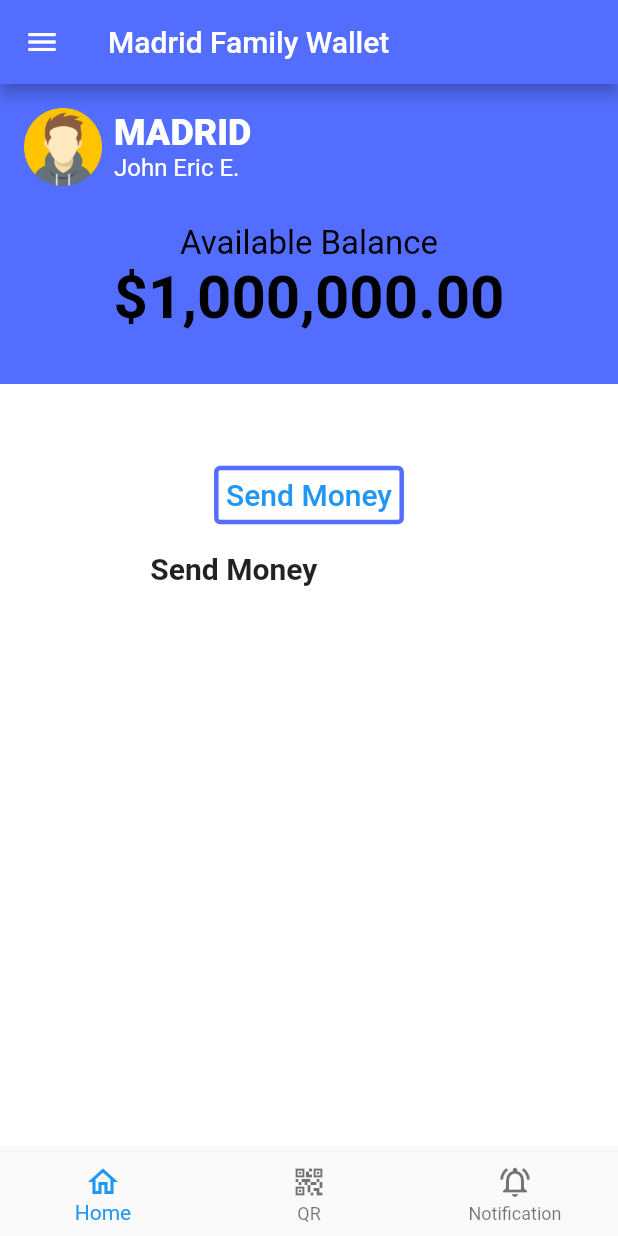
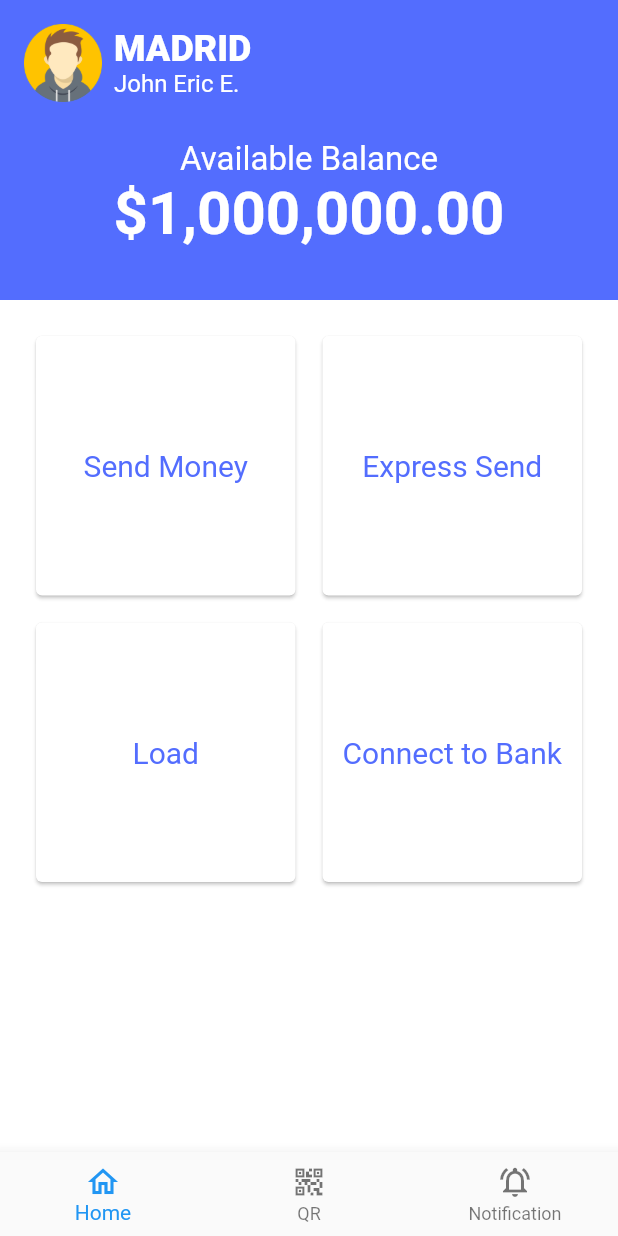
Before and after one commit to intern4Madrid/login_screen, a Flutter app: the DashboardScreen screen opened directly, on a phone screen of 412 x 824 dp. Run offline on Flutter 3.47's test engine with Material 2 defaults, Android fonts, the phone set to English and light mode, and no system bars.

Commit message:
added card

```diff
--- a/lib/dashboard.dart
+++ b/lib/dashboard.dart
@@ -43,10 +43,10 @@ class _DashboardScreenState extends State<DashboardScreen> {
   Widget build(BuildContext context) {
     return Scaffold(
       backgroundColor: Colors.white,
-      appBar: AppBar(
-        backgroundColor: Colors.indigoAccent,
-        title: const Text('Madrid Family Wallet'),
-      ),
+      // appBar: AppBar(
+      //   backgroundColor: Colors.indigoAccent,
+      //   title: const Text('Madrid Family Wallet'),
+      // ),
       drawer: Drawer(
         child: ListView(
           padding: EdgeInsets.zero,
@@ -93,25 +93,25 @@ class _DashboardScreenState extends State<DashboardScreen> {
           ],
         ),
       ),
-      body: PageView(
-        controller: controller,
-        children: [
-          Column(
+      body: SafeArea(
+        child: Column(
           children: [
             Container(
               height: 200,
               decoration: const BoxDecoration(color: Colors.indigoAccent),
               padding: const EdgeInsets.all(16),
-                child: SafeArea(
               child: Column(
                 children: [
                   Row(
                     mainAxisAlignment: MainAxisAlignment.start,
                     children: [
-                          CircleAvatar(
+                      InkWell(
+                        onTap: () {},
+                        child: CircleAvatar(
                           radius: 26,
                           child: Image.asset(
                               'images/Avatar-Profile-PNG-Photos.png'),
+                        ),
                       ),
                       const SizedBox(
                         width: 8,
@@ -147,7 +147,7 @@ class _DashboardScreenState extends State<DashboardScreen> {
                     'Available Balance',
                     style: TextStyle(
                       fontStyle: FontStyle.normal,
-                          color: Colors.black,
+                      color: Colors.white,
                       fontSize: 22,
                       fontWeight: FontWeight.w400,
                     ),
@@ -156,7 +156,7 @@ class _DashboardScreenState extends State<DashboardScreen> {
                     '\$1,000,000.00',
                     style: TextStyle(
                       fontStyle: FontStyle.normal,
-                          color: Colors.black,
+                      color: Colors.white,
                       fontWeight: FontWeight.bold,
                       fontSize: 40,
                     ),
@@ -164,51 +164,107 @@ class _DashboardScreenState extends State<DashboardScreen> {
                 ],
               ),
             ),
-              ),
-              SizedBox(height: 50),
-              Column(
+            SingleChildScrollView(
+              child: Container(
+                height: 430,
+                child: GridView.count(
+                  primary: false,
+                  padding: const EdgeInsets.all(20),
+                  crossAxisSpacing: 10,
+                  mainAxisSpacing: 10,
+                  shrinkWrap: true,
+                  crossAxisCount: 2,
                   children: <Widget>[
-                  Row(
-                    mainAxisAlignment: MainAxisAlignment.spaceEvenly,
-                    children: [
-                      TextButton(
-                        onPressed: () {},
-                        style: TextButton.styleFrom(
-                          side: BorderSide(
-                            width: 3.0,
+                    Card(
+                      child: InkWell(
+                        splashColor: Colors.indigoAccent,
+                        onTap: () {},
+                        child: const SizedBox(
+                          width: 300,
+                          height: 100,
+                          child: Center(
+                            child: Text(
+                              'Send Money',
+                              textAlign: TextAlign.center,
+                              style: TextStyle(
                                 color: Colors.indigoAccent,
+                                fontSize: 20,
+                                fontStyle: FontStyle.normal,
                               ),
                             ),
+                          ),
+                        ),
+                      ),
+                    ),
+                    Card(
+                      child: InkWell(
+                        splashColor: Colors.indigoAccent,
+                        onTap: () {},
+                        child: const SizedBox(
+                          width: 300,
+                          height: 100,
+                          child: Center(
                             child: Text(
-                          'Send Money',
+                              'Express Send',
+                              textAlign: TextAlign.center,
                               style: TextStyle(
+                                color: Colors.indigoAccent,
                                 fontSize: 20,
+                                fontStyle: FontStyle.normal,
+                              ),
+                            ),
+                          ),
+                        ),
+                      ),
+                    ),
+                    Card(
+                      child: InkWell(
+                        splashColor: Colors.indigoAccent,
+                        onTap: () {},
+                        child: const SizedBox(
+                          width: 300,
+                          height: 100,
+                          child: Center(
+                            child: Text(
+                              'Load',
+                              textAlign: TextAlign.center,
+                              style: TextStyle(
+                                color: Colors.indigoAccent,
+                                fontSize: 20,
+                                fontStyle: FontStyle.normal,
+                              ),
+                            ),
+                          ),
+                        ),
+                      ),
+                    ),
+                    Card(
+                      child: InkWell(
+                        splashColor: Colors.indigoAccent,
+                        onTap: () {},
+                        child: const SizedBox(
+                          width: 300,
+                          height: 100,
+                          child: Center(
+                            child: Text(
+                              'Connect to Bank',
+                              textAlign: TextAlign.center,
+                              style: TextStyle(
+                                color: Colors.indigoAccent,
+                                fontSize: 20,
+                                fontStyle: FontStyle.normal,
+                              ),
+                            ),
+                          ),
                         ),
                       ),
                     ),
                   ],
                 ),
-                  Row(
-                    mainAxisAlignment: MainAxisAlignment.spaceEvenly,
-                    children: [
-                      Text(
-                        'Send Money',
-                        style: TextStyle(
-                          fontStyle: FontStyle.normal,
-                          fontWeight: FontWeight.bold,
-                          fontSize: 20,
               ),
-                      ),
-                      SizedBox(
-                        height: 50,
             ),
           ],
         ),
-                ],
-              )
-            ],
-          ),
-        ],
       ),
       bottomNavigationBar: BottomNavigationBar(
         currentIndex: _currentIndex,
--- a/lib/loginScreen.dart
+++ b/lib/loginScreen.dart
@@ -22,11 +22,6 @@ class _loginScreenState extends State<loginScreen> {
   Widget build(BuildContext context) {
     return Scaffold(
       backgroundColor: Colors.white,
-      appBar: AppBar(
-        backgroundColor: Colors.indigoAccent,
-        title: const Text('Madrid Family Wallet'),
-        centerTitle: true,
-      ),
       body: Consumer<UserProvider>(
         builder: (context, user, child) => SingleChildScrollView(
           child: Form(
@@ -41,7 +36,8 @@ class _loginScreenState extends State<loginScreen> {
                       width: 200,
                       height: 150,
                       decoration: const BoxDecoration(
-                        color: Colors.indigo,
+                        shape: BoxShape.rectangle,
+                        color: Colors.indigoAccent,
                       ),
                       child: Image.asset('images/madrid.png'),
                     ),
```
Also changed, not shown: images/sendmoney.png (added). Lines whose indentation alone changed are shown as unchanged.
